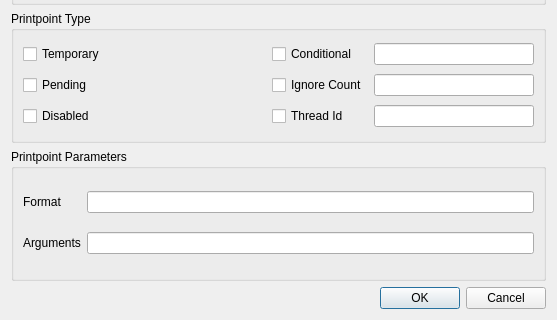
Above: src/SeerPrintpointCreateDialog.ui from epasveer/seer before the change; both pictures show x 0 to 557 and y 153 to 473 of the 557 by 473 pixel window. Below: the same form after it.
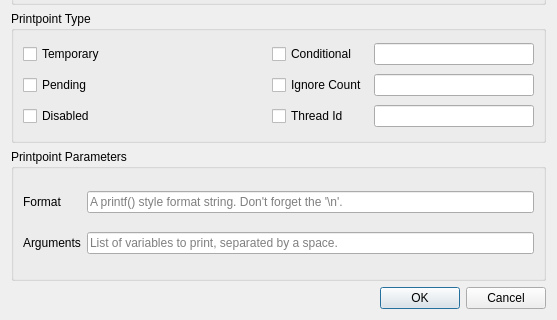
That is the form after the change.

Commit message: Add some 'help' for printpoint format and arguments.

```diff
--- a/src/SeerPrintpointCreateDialog.ui
+++ b/src/SeerPrintpointCreateDialog.ui
@@ -231,6 +231,9 @@
       </item>
       <item row="0" column="1">
        <widget class="QLineEdit" name="formatLineEdit">
+        <property name="placeholderText">
+         <string>A printf() style format string. Don't forget the '\n'.</string>
+        </property>
         <property name="clearButtonEnabled">
          <bool>true</bool>
         </property>
@@ -245,6 +248,9 @@
       </item>
       <item row="1" column="1">
        <widget class="QLineEdit" name="argumentsLineEdit">
+        <property name="placeholderText">
+         <string>List of variables to print, separated by a space.</string>
+        </property>
         <property name="clearButtonEnabled">
          <bool>true</bool>
         </property>
```
The commit also changes 1 other file.
